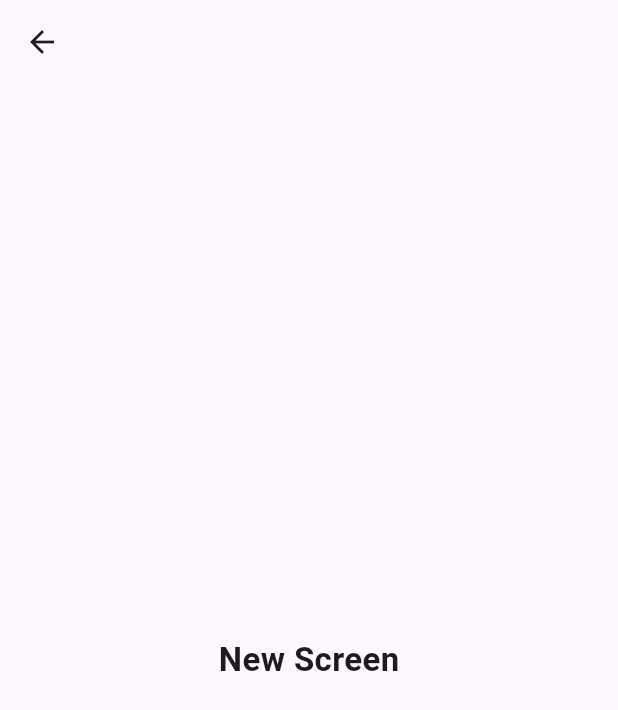
After one commit to umair8ali/Chips-in-Flutter, a Flutter app: the screen it shows after launch, after a tap on "Simple Chip", on a phone screen of 412 x 824 dp. The commit adds this screen. Shown: the top 710 px of the screen. Run offline on Flutter 3.47's test engine with Material 3 defaults, Android fonts, the light colour scheme and no system bars.

Commit message:
Added new Screen

```diff
--- a/lib/chip_screen.dart
+++ b/lib/chip_screen.dart
@@ -1,4 +1,5 @@
 import 'package:flutter/material.dart';
+import 'package:implementation_chips/new_screen.dart';
 import 'package:implementation_chips/row_data.dart';
 
 class ChipScreen extends StatefulWidget {
@@ -55,8 +56,16 @@ class _ChipScreenState extends State<ChipScreen> {
                     final type = rowData[index].buttonType;
                     switch (type) {
                       case ButtonType.chip:
-                        return Chip(
-                          label: Text(rowData[index].chipButton),
+                        return TextButton(
+                          child: Text(rowData[index].chipButton),
+                          onPressed: () {
+                            Navigator.push(
+                              context,
+                              MaterialPageRoute(
+                                builder: (context) => NewScreen(),
+                              ),
+                            );
+                          },
                         );
                       case ButtonType.inputChip:
                         return InputChip(
--- /dev/null
+++ b/lib/new_screen.dart
@@ -0,0 +1,23 @@
+import 'package:flutter/material.dart';
+
+class NewScreen extends StatelessWidget {
+  const NewScreen({super.key});
+
+  @override
+  Widget build(BuildContext context) {
+    return Scaffold(
+      appBar: AppBar(
+
+      ),
+      body: Center(
+        child: Text(
+          'New Screen',
+          style: TextStyle(
+            fontSize: 22,
+            fontWeight: FontWeight.bold,
+          ),
+        ),
+      ),
+    );
+  }
+}
```
